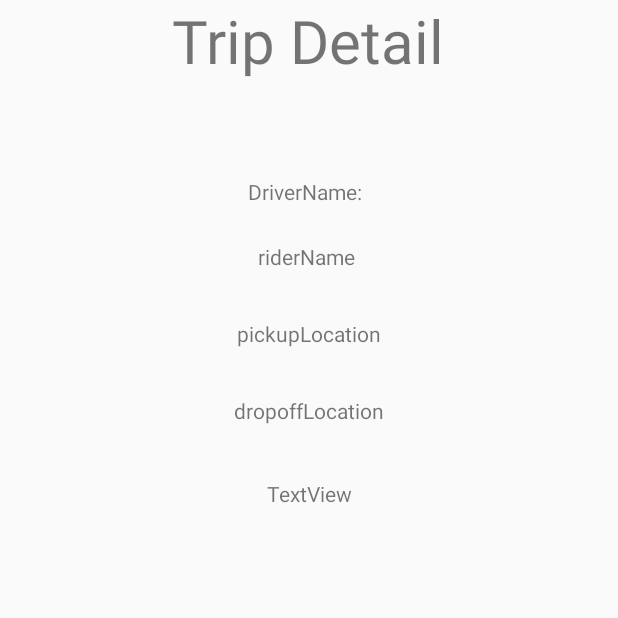
After one commit to CMPUT301W20T04/HopInNow, an Android app: the TripDetailActivity screen opened directly, with no data from a screen before it, on a phone screen of 412 x 824 dp, the top half of it. The commit adds this screen. Run offline under Robolectric (Android 15) with nearby library versions, the phone set to English and light mode, and no system bars.

```diff
--- /dev/null
+++ b/HopInNow/app/src/main/java/com/example/hopinnow/activitiesandfragments/TripDetailActivity.java
@@ -0,0 +1,49 @@
+package com.example.hopinnow.activitiesandfragments;
+
+import android.os.Bundle;
+import android.widget.TextView;
+
+import androidx.appcompat.app.AppCompatActivity;
+
+import com.example.hopinnow.R;
+import com.example.hopinnow.entities.Driver;
+import com.example.hopinnow.entities.Rider;
+import com.example.hopinnow.entities.Trip;
+import com.google.type.LatLng;
+
+public class TripDetailActivity extends AppCompatActivity {
+    private TextView driverName;
+    private TextView riderName;
+    public TextView pickUpLocation;
+    private TextView dropOffLocation;
+    private Driver driver;
+    private Rider rider;
+    private Trip trip;
+    private LatLng pickUpLoc;
+    private LatLng dropOffLoc;
+    private int position;
+
+    @Override
+    protected void onCreate(Bundle savedInstanceState) {
+        super.onCreate(savedInstanceState);
+        setContentView(R.layout.activity_trip_detail);
+        driverName = findViewById(R.id.DriverName);
+        riderName = findViewById(R.id.riderName);
+        pickUpLocation = findViewById(R.id.pickupLoc);
+        dropOffLocation = findViewById(R.id.dropoffLocation);
+
+
+        //Intent intent = ;
+        //trip = (Trip)intent.getSerializableExtra("trip");
+
+        //driver = (Driver)intent.getSerializableExtra("driver");
+        //position = intent.getIntExtra("trip_index",0);
+        //rider = (Rider) intent.getSerializableExtra("rider");
+       // driverName.setText(driver.getName());
+        //riderName.setText(rider.getName());
+        //pickUpLocation.setText(trip.getPickUpLocName());
+       // dropOffLocation.setText(trip.getDropOffLocName());
+
+
+    }
+}
--- /dev/null
+++ b/HopInNow/app/src/main/res/layout/activity_trip_detail.xml
@@ -0,0 +1,94 @@
+<?xml version="1.0" encoding="utf-8"?>
+<androidx.constraintlayout.widget.ConstraintLayout xmlns:android="http://schemas.android.com/apk/res/android"
+    xmlns:app="http://schemas.android.com/apk/res-auto"
+    xmlns:tools="http://schemas.android.com/tools"
+    android:id="@+id/tripDetailLayout"
+    android:layout_width="match_parent"
+    android:layout_height="match_parent"
+    android:orientation="vertical">
+
+    <TextView
+        android:id="@+id/TripTitle"
+        android:layout_width="wrap_content"
+        android:layout_height="wrap_content"
+        android:layout_marginStart="114dp"
+        android:layout_marginEnd="115dp"
+        android:text="Trip Detail"
+        android:textSize="40sp"
+        app:layout_constraintEnd_toEndOf="parent"
+        app:layout_constraintStart_toStartOf="parent"
+        app:layout_constraintTop_toTopOf="parent" />
+
+    <TextView
+        android:id="@+id/DriverName"
+        android:layout_width="wrap_content"
+        android:layout_height="wrap_content"
+        android:layout_marginStart="165dp"
+        android:layout_marginTop="64dp"
+        android:layout_marginEnd="165dp"
+        android:text="DriverName: "
+        app:layout_constraintEnd_toEndOf="parent"
+        app:layout_constraintHorizontal_bias="0.0"
+        app:layout_constraintStart_toStartOf="parent"
+        app:layout_constraintTop_toBottomOf="@+id/TripTitle" />
+
+    <TextView
+        android:id="@+id/riderName"
+        android:layout_width="wrap_content"
+        android:layout_height="wrap_content"
+        android:layout_marginStart="172dp"
+        android:layout_marginTop="24dp"
+        android:layout_marginEnd="172dp"
+        android:text="riderName"
+        app:layout_constraintEnd_toEndOf="parent"
+        app:layout_constraintHorizontal_bias="0.0"
+        app:layout_constraintStart_toStartOf="parent"
+        app:layout_constraintTop_toBottomOf="@+id/DriverName" />
+
+    <TextView
+        android:id="@+id/pickupLoc"
+        android:layout_width="wrap_content"
+        android:layout_height="wrap_content"
+        android:layout_marginStart="172dp"
+        android:layout_marginTop="32dp"
+        android:layout_marginEnd="172dp"
+        android:text="pickupLocation"
+        app:layout_constraintEnd_toEndOf="parent"
+        app:layout_constraintHorizontal_bias="0.516"
+        app:layout_constraintStart_toStartOf="parent"
+        app:layout_constraintTop_toBottomOf="@+id/riderName" />
+
+    <TextView
+        android:id="@+id/dropoffLocation"
+        android:layout_width="wrap_content"
+        android:layout_height="wrap_content"
+        android:layout_marginStart="172dp"
+        android:layout_marginTop="32dp"
+        android:layout_marginEnd="172dp"
+        android:text="dropoffLocation"
+        app:layout_constraintEnd_toEndOf="parent"
+        app:layout_constraintHorizontal_bias="0.513"
+        app:layout_constraintStart_toStartOf="parent"
+        app:layout_constraintTop_toBottomOf="@+id/pickupLoc" />
+
+    <androidx.constraintlayout.widget.Guideline
+        android:id="@+id/guideline"
+        android:layout_width="wrap_content"
+        android:layout_height="wrap_content"
+        android:orientation="horizontal"
+        app:layout_constraintGuide_begin="56dp" />
+
+    <TextView
+        android:id="@+id/textView"
+        android:layout_width="wrap_content"
+        android:layout_height="wrap_content"
+        android:layout_marginStart="175dp"
+        android:layout_marginTop="36dp"
+        android:layout_marginEnd="177dp"
+        android:text="TextView"
+        app:layout_constraintEnd_toEndOf="parent"
+        app:layout_constraintHorizontal_bias="1.0"
+        app:layout_constraintStart_toStartOf="parent"
+        app:layout_constraintTop_toBottomOf="@+id/dropoffLocation" />
+
+</androidx.constraintlayout.widget.ConstraintLayout>
--- a/HopInNow/app/src/main/res/values/strings.xml
+++ b/HopInNow/app/src/main/res/values/strings.xml
@@ -27,6 +27,10 @@
     <string name="invalid_password">Password must be >5 characters</string>
     <string name="login_warning">Please fill in both text fields</string>
     <string name="login_failed">"Login failed"</string>
+    <string name="From">"From:"</string>
+    <string name="To">"To:"</string>
+    <string name="Date">"Date:"</string>
+
     <string name="usertype_driver">Driver</string>
     <string name="usertype_rider">Rider</string>
 </resources>
```
Also changed, not shown: HopInNow/app/src/main/AndroidManifest.xml (+5 -2 lines), HopInNow/app/src/main/java/com/example/hopinnow/activities/RiderMenuActivity.java (+11 -0 lines), HopInNow/app/src/main/java/com/example/hopinnow/activitiesandfragments/CustomTripList.java (added, +45 -0 lines), HopInNow/app/src/main/java/com/example/hopinnow/activitiesandfragments/TripListActivity.java (added, +75 -0 lines), HopInNow/app/src/main/res/layout/activity_trip_list.xml (added, +30 -0 lines), HopInNow/app/src/main/res/layout/activity_trip_list_each_record.xml (added, +75 -0 lines), HopInNow/app/src/main/res/drawable/maptest.jpg (added), 1 other file.
